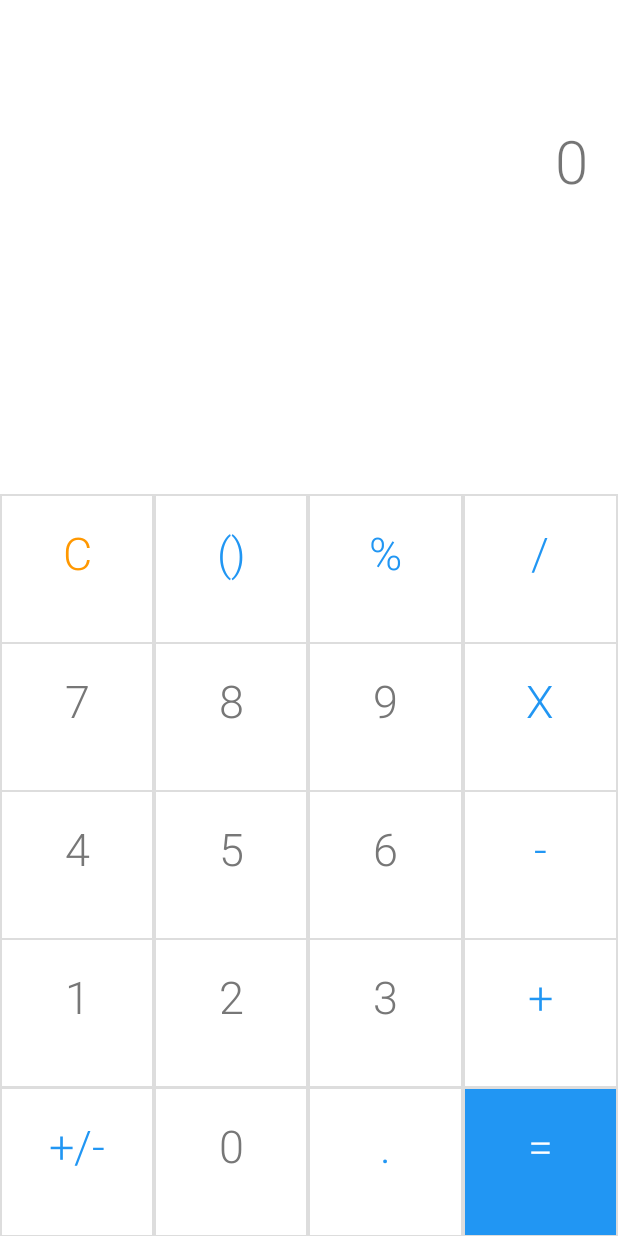
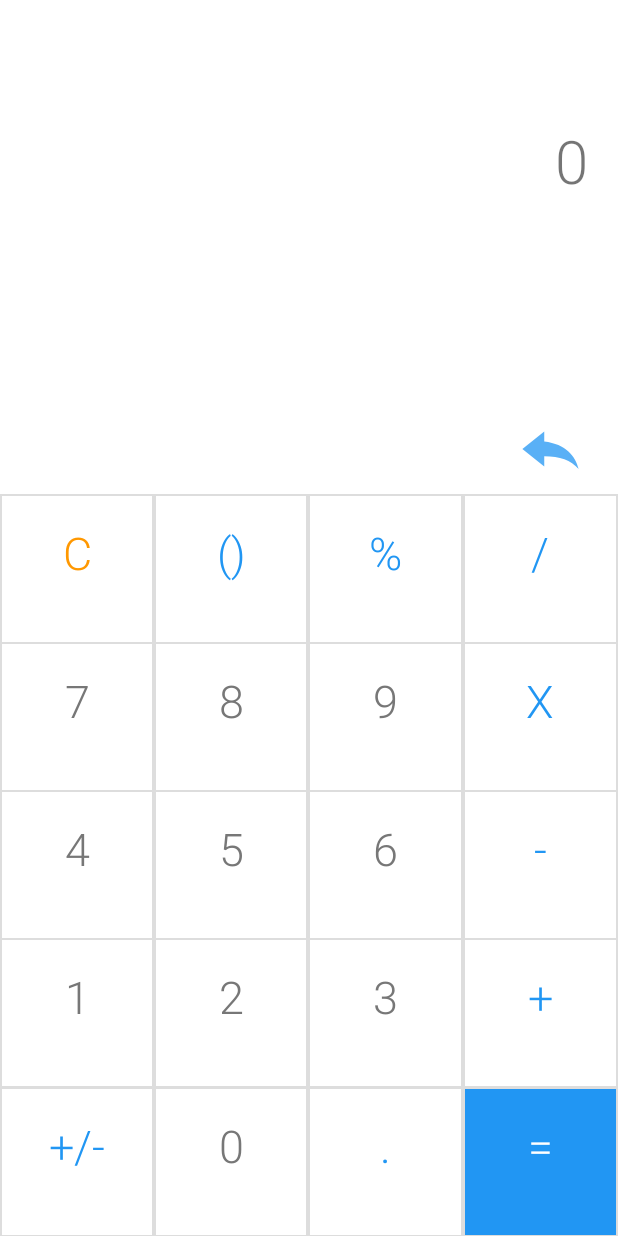
Before and after one commit to georgistephanov/AndroidCalculator, an Android app: the screen it shows after launch (MainActivity), on a phone screen of 412 x 824 dp. Run offline under Robolectric (Android 15) with nearby library versions, the phone set to English and light mode, and no system bars.

Commit message:
Implemented the change sign button

```diff
--- a/app/build.gradle
+++ b/app/build.gradle
@@ -9,6 +9,9 @@ android {
         versionCode 1
         versionName "1.0"
         testInstrumentationRunner "android.support.test.runner.AndroidJUnitRunner"
+        vectorDrawables {
+            useSupportLibrary = true
+        }
     }
     buildTypes {
         release {
--- /dev/null
+++ b/app/src/main/res/drawable/ic_arrow_delete.xml
@@ -0,0 +1,5 @@
+<vector android:alpha="0.75" android:height="24dp"
+    android:viewportHeight="24.0" android:viewportWidth="24.0"
+    android:width="24dp" xmlns:android="http://schemas.android.com/apk/res/android">
+    <path android:fillColor="#FF000000" android:pathData="M10,9V5l-7,7 7,7v-4.1c5,0 8.5,1.6 11,5.1 -1,-5 -4,-10 -11,-11z"/>
+</vector>
--- a/app/src/main/res/layout/activity_main.xml
+++ b/app/src/main/res/layout/activity_main.xml
@@ -3,6 +3,7 @@
 	xmlns:tools="http://schemas.android.com/tools"
 	android:layout_width="match_parent"
 	android:layout_height="match_parent"
+	xmlns:app="http://schemas.android.com/apk/res-auto"
 	tools:context="com.georgistephanov.android.calculator.MainActivity">
 
 	<LinearLayout
@@ -48,6 +49,18 @@
 				android:layout_alignParentRight="true"
 				android:text=""/>
 
+			<android.support.v7.widget.AppCompatImageView
+				android:id="@+id/delete_button"
+				android:layout_width="50dp"
+				android:layout_height="40dp"
+				android:layout_alignParentBottom="true"
+				android:layout_alignParentEnd="true"
+				android:layout_marginBottom="10dp"
+				android:scaleType="fitXY"
+				android:tint="@color/materialBlue"
+				android:background="@color/white"
+				app:srcCompat="@drawable/ic_arrow_delete"
+				android:onClick="onDeleteButtonClick"/>
 		</RelativeLayout>
 
 
@@ -157,7 +170,8 @@
 					android:id="@+id/changeSign"
 					android:text="+/-"
 					style="@style/operationButton"
-					android:background="@drawable/calculator_button"/>
+					android:background="@drawable/calculator_button"
+					android:onClick="onChangeSignClick"/>
 				<Button
 					android:id="@+id/zero"
 					android:text="0"
```
Also changed, not shown: app/src/main/java/com/georgistephanov/android/calculator/MainActivity.java (+70 -17 lines).
